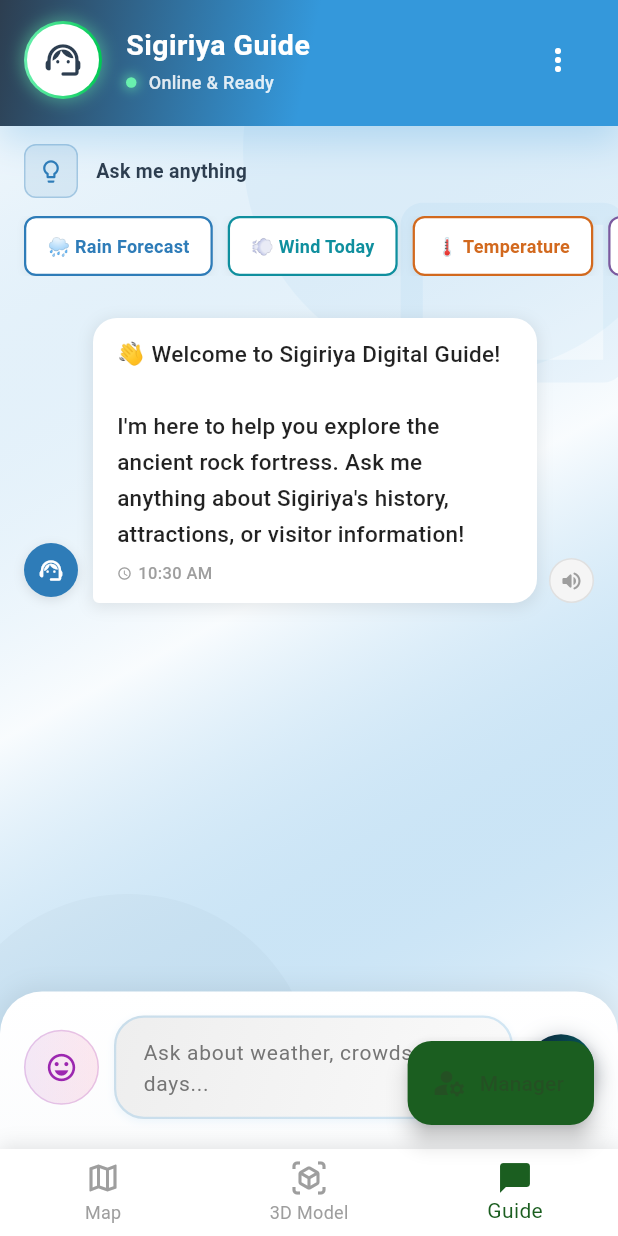
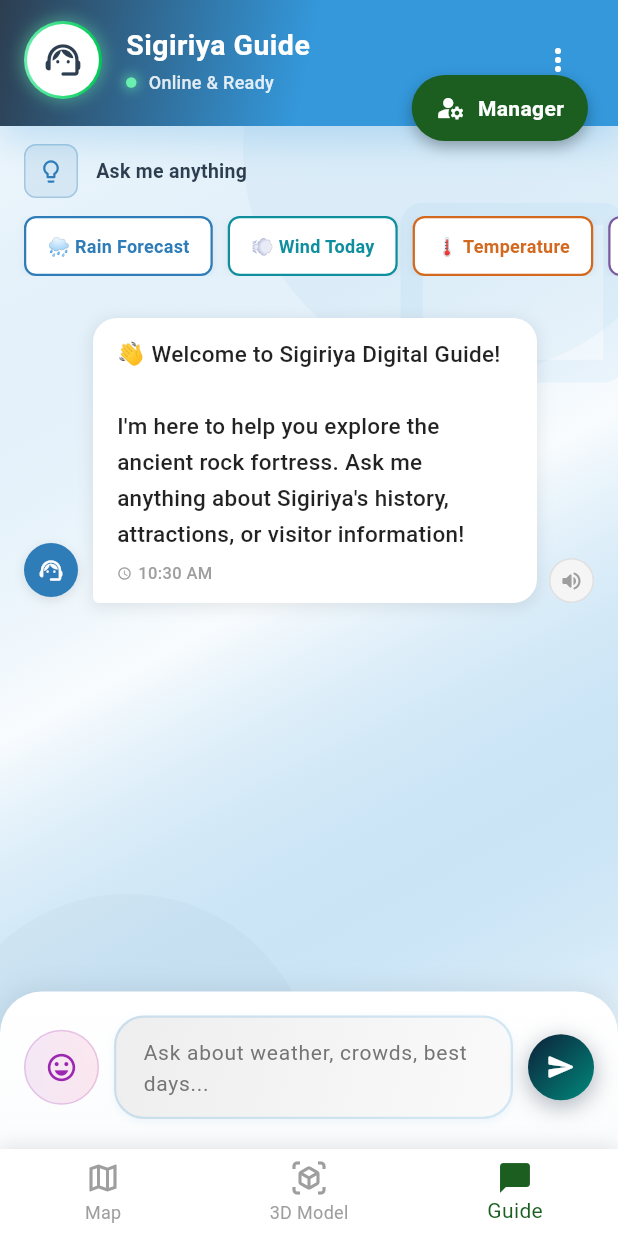
Before and after one commit to ChamothAshen/Enhancing-tourism-digital-twins-with-real-time-Bilateral-data-across-sri-lanka, a Flutter app: the screen it shows after launch, item 3 of the bottom bar chosen, on a phone screen of 412 x 824 dp. Run offline on Flutter 3.47's test engine with Material 3 defaults, Android fonts, the phone set to English and light mode, and no system bars; our stand-ins replace csv, fl_chart, flutter_dotenv, flutter_map, flutter_tts, geolocator and 2 more; missing offline and left inert: flutter_inappwebview, mongo_dart; network calls fail; statements that could not run were skipped.

Commit message:
Fix Manager button overlap and restructure admin flow
- Moved Manager button to top-right corner (no overlap with Show Crowd/Location FAB)
- Manager button now navigates to Admin Login screen first
- After successful login, redirects to Manager Portal with all 3 tabs
- Manager Portal shows: Feedback Analytics, Visitor Analytics, Admin Dashboard
- Positioned Manager button at top: 50, right: 20 to avoid conflicts

```diff
--- a/sigiriya_tour_guide/lib/main.dart
+++ b/sigiriya_tour_guide/lib/main.dart
@@ -6,7 +6,7 @@ import 'package:sigiriya_tour_guide/theme/app_theme.dart';
 import 'package:sigiriya_tour_guide/providers/chat_provider.dart';
 import 'model_viewer_screen.dart';
 import 'screens/chat_screen.dart';
-import 'screens/manager_portal_screen.dart';
+import 'screens/admin_login_screen.dart';
 
 Future<void> main() async {
   WidgetsFlutterBinding.ensureInitialized();
@@ -29,7 +29,7 @@ class MyApp extends StatelessWidget {
         theme: AppTheme.lightTheme,
         home: const MainNavigationScreen(),
         routes: {
-          '/manager': (context) => const ManagerPortalScreen(),
+          '/manager': (context) => const AdminLoginScreen(),
         },
       ),
     );
@@ -67,17 +67,59 @@ class _MainNavigationScreenState extends State<MainNavigationScreen> {
   @override
   Widget build(BuildContext context) {
     return Scaffold(
-      body: IndexedStack(
-        index: _selectedIndex,
-        children: _screens,
-      ),
-      floatingActionButton: FloatingActionButton.extended(
-        onPressed: () {
-          Navigator.pushNamed(context, '/manager');
-        },
-        icon: const Icon(Icons.manage_accounts),
-        label: const Text('Manager'),
-        backgroundColor: AppTheme.primaryGreen,
+      body: Stack(
+        children: [
+          IndexedStack(
+            index: _selectedIndex,
+            children: _screens,
+          ),
+          // Manager button - Top Right (non-overlapping)
+          Positioned(
+            top: 50,
+            right: 20,
+            child: GestureDetector(
+              onTap: () {
+                Navigator.pushNamed(context, '/manager');
+              },
+              child: Container(
+                padding: const EdgeInsets.symmetric(
+                  horizontal: 16,
+                  vertical: 12,
+                ),
+                decoration: BoxDecoration(
+                  color: AppTheme.primaryGreen,
+                  borderRadius: BorderRadius.circular(24),
+                  boxShadow: [
+                    BoxShadow(
+                      color: Colors.black.withOpacity(0.3),
+                      blurRadius: 8,
+                      offset: const Offset(0, 4),
+                    ),
+                  ],
+                ),
+                child: Row(
+                  mainAxisSize: MainAxisSize.min,
+                  children: const [
+                    Icon(
+                      Icons.manage_accounts,
+                      color: Colors.white,
+                      size: 20,
+                    ),
+                    SizedBox(width: 8),
+                    Text(
+                      'Manager',
+                      style: TextStyle(
+                        color: Colors.white,
+                        fontSize: 14,
+                        fontWeight: FontWeight.w600,
+                      ),
+                    ),
+                  ],
+                ),
+              ),
+            ),
+          ),
+        ],
       ),
       bottomNavigationBar: Container(
         decoration: BoxDecoration(
--- a/sigiriya_tour_guide/lib/screens/admin_login_screen.dart
+++ b/sigiriya_tour_guide/lib/screens/admin_login_screen.dart
@@ -2,7 +2,7 @@ import 'dart:convert';
 import 'package:flutter/material.dart';
 import 'package:http/http.dart' as http;
 import 'admin_register_screen.dart';
-import 'admin_dashboard.dart';
+import 'manager_portal_screen.dart';
 import '../config/api_config.dart';
 
 class AdminLoginScreen extends StatefulWidget {
@@ -63,7 +63,7 @@ class _AdminLoginScreenState extends State<AdminLoginScreen> {
         Navigator.pushReplacement(
           context,
           MaterialPageRoute(
-            builder: (context) => AdminDashboard(adminData: adminData),
+            builder: (context) => ManagerPortalScreen(initialAdminData: adminData),
           ),
         );
       } else {
--- a/sigiriya_tour_guide/lib/screens/manager_portal_screen.dart
+++ b/sigiriya_tour_guide/lib/screens/manager_portal_screen.dart
@@ -5,7 +5,9 @@ import 'admin_dashboard.dart';
 import 'admin_login_screen.dart';
 
 class ManagerPortalScreen extends StatefulWidget {
-  const ManagerPortalScreen({super.key});
+  final Map<String, dynamic>? initialAdminData;
+
+  const ManagerPortalScreen({super.key, this.initialAdminData});
 
   @override
   State<ManagerPortalScreen> createState() => _ManagerPortalScreenState();
@@ -15,6 +17,16 @@ class _ManagerPortalScreenState extends State<ManagerPortalScreen> {
   int _selectedIndex = 0;
   Map<String, dynamic>? _adminData;
   bool _isAdminLoggedIn = false;
+
+  @override
+  void initState() {
+    super.initState();
+    if (widget.initialAdminData != null) {
+      _adminData = widget.initialAdminData;
+      _isAdminLoggedIn = true;
+      _selectedIndex = 2; // Start on Admin Dashboard tab
+    }
+  }
 
   final List<String> _titles = [
     'Feedback Analytics',
```
